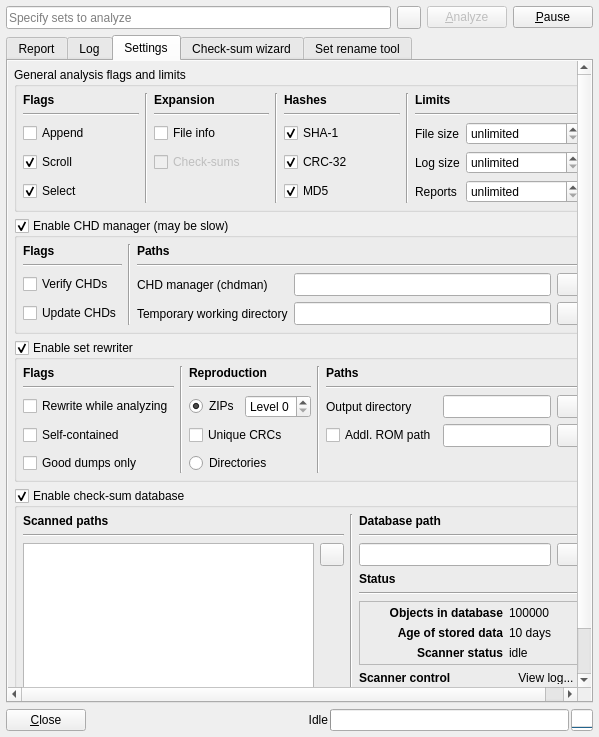
qmc2/qmc2-mame-fe, file romalyzer.ui: the form before one commit.
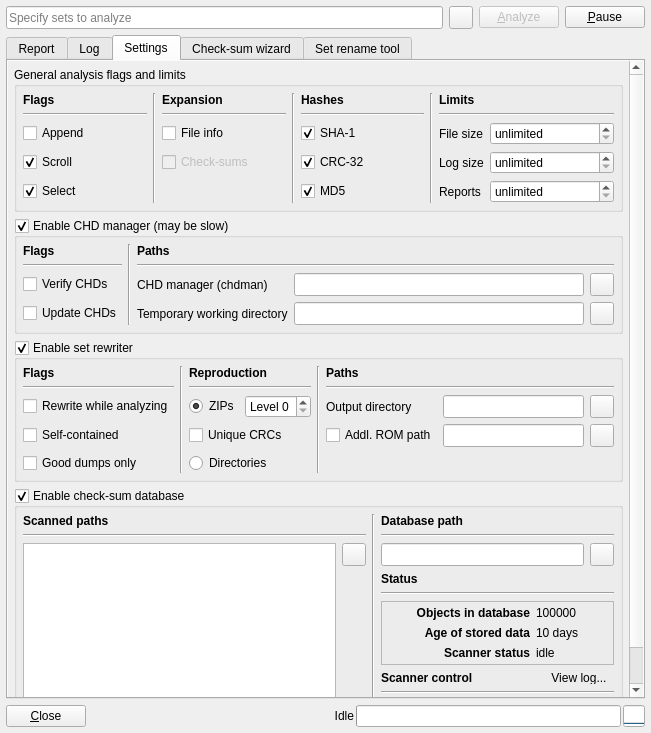
The form after the commit. The open tabs and pages were chosen to show the change. Icons and pictures are not drawn.

Commit message: imp: ROMAlyzer: more UI updates

```diff
--- a/romalyzer.ui
+++ b/romalyzer.ui
@@ -7,8 +7,8 @@
    <rect>
     <x>0</x>
     <y>0</y>
-    <width>599</width>
-    <height>737</height>
+    <width>651</width>
+    <height>733</height>
    </rect>
   </property>
   <property name="windowTitle">
@@ -322,8 +322,8 @@
            <rect>
             <x>0</x>
             <y>0</y>
-            <width>583</width>
-            <height>641</height>
+            <width>635</width>
+            <height>637</height>
            </rect>
           </property>
           <layout class="QGridLayout" name="gridLayoutScrollAreeaSettings">
@@ -1071,7 +1071,7 @@
              <layout class="QGridLayout" name="gridLayout_4">
               <item row="0" column="0">
                <layout class="QGridLayout" name="gridLayoutCheckSumDatabase" columnstretch="2,0,0,1,1">
-                <item row="8" column="3" colspan="2">
+                <item row="7" column="3" colspan="2">
                  <spacer name="verticalSpacer_3">
                   <property name="orientation">
                    <enum>Qt::Vertical</enum>
@@ -1084,7 +1084,7 @@
                   </property>
                  </spacer>
                 </item>
-                <item row="2" column="0" rowspan="10">
+                <item row="2" column="0" rowspan="9">
                  <widget class="QListWidget" name="listWidgetCheckSumDbScannedPaths">
                   <property name="sizePolicy">
                    <sizepolicy hsizetype="Expanding" vsizetype="Ignored">
@@ -1106,7 +1106,7 @@
                   </property>
                  </widget>
                 </item>
-                <item row="2" column="1" rowspan="10">
+                <item row="2" column="1" rowspan="9">
                  <layout class="QVBoxLayout" name="verticalLayout_3">
                   <item>
                    <widget class="QToolButton" name="toolButtonCheckSumDbAddPath">
@@ -1155,7 +1155,7 @@
                   </property>
                  </widget>
                 </item>
-                <item row="0" column="2" rowspan="12">
+                <item row="0" column="2" rowspan="11">
                  <widget class="Line" name="line_18">
                   <property name="orientation">
                    <enum>Qt::Vertical</enum>
@@ -1169,14 +1169,14 @@
                   </property>
                  </widget>
                 </item>
-                <item row="9" column="3">
+                <item row="8" column="3">
                  <widget class="QLabel" name="labelCheckSumDbScannerControl">
                   <property name="text">
                    <string>&lt;html&gt;&lt;head/&gt;&lt;body&gt;&lt;p&gt;&lt;span style=&quot; font-weight:600;&quot;&gt;Scanner control&lt;/span&gt;&lt;/p&gt;&lt;/body&gt;&lt;/html&gt;</string>
                   </property>
                  </widget>
                 </item>
-                <item row="9" column="4">
+                <item row="8" column="4">
                  <widget class="QToolButton" name="toolButtonCheckSumDbViewLog">
                   <property name="sizePolicy">
                    <sizepolicy hsizetype="Fixed" vsizetype="Ignored">
@@ -1198,7 +1198,7 @@
                   </property>
                  </widget>
                 </item>
-                <item row="11" column="3" colspan="2">
+                <item row="10" column="3" colspan="2">
                  <widget class="QPushButton" name="pushButtonCheckSumDbScan">
                   <property name="enabled">
                    <bool>false</bool>
@@ -1215,14 +1215,14 @@
                   </property>
                  </widget>
                 </item>
-                <item row="10" column="3" colspan="2">
+                <item row="9" column="3" colspan="2">
                  <widget class="Line" name="line_20">
                   <property name="orientation">
                    <enum>Qt::Horizontal</enum>
                   </property>
                  </widget>
                 </item>
-                <item row="7" column="3" colspan="2">
+                <item row="6" column="3" colspan="2">
                  <widget class="QLabel" name="labelCheckSumDbStatusDisplay">
                   <property name="toolTip">
                    <string>Database / scanner status</string>
@@ -1250,14 +1250,14 @@
                   </property>
                  </widget>
                 </item>
-                <item row="6" column="3" colspan="2">
+                <item row="5" column="3" colspan="2">
                  <widget class="Line" name="line_19">
                   <property name="orientation">
                    <enum>Qt::Horizontal</enum>
                   </property>
                  </widget>
                 </item>
-                <item row="4" column="3" rowspan="2" colspan="2">
+                <item row="3" column="3" rowspan="2" colspan="2">
                  <widget class="QLabel" name="labelCheckSumDbStatus">
                   <property name="text">
                    <string>&lt;html&gt;&lt;head/&gt;&lt;body&gt;&lt;p&gt;&lt;span style=&quot; font-weight:600;&quot;&gt;Status&lt;/span&gt;&lt;/p&gt;&lt;/body&gt;&lt;/html&gt;</string>
@@ -1312,19 +1312,6 @@
                   </property>
                  </widget>
                 </item>
-                <item row="3" column="3" colspan="2">
-                 <spacer name="verticalSpacer">
-                  <property name="orientation">
-                   <enum>Qt::Vertical</enum>
-                  </property>
-                  <property name="sizeHint" stdset="0">
-                   <size>
-                    <width>20</width>
-                    <height>0</height>
-                   </size>
-                  </property>
-                 </spacer>
-                </item>
                </layout>
               </item>
              </layout>
```
